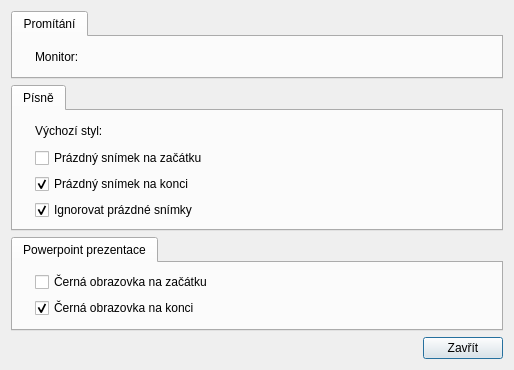
CZDanol/StrawLumen, file src/gui/settingsdialog.ui: the form before one commit.
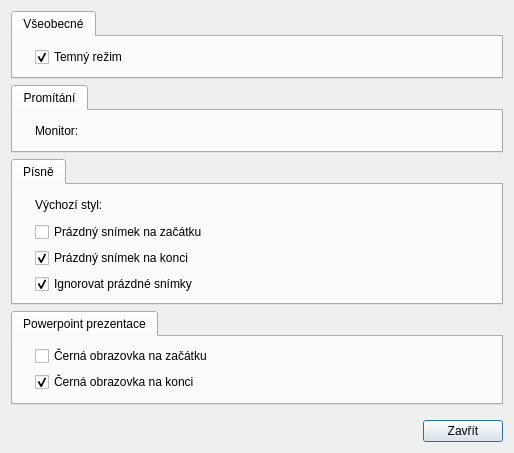
The form after the commit. Icons and pictures are not drawn. Custom widgets are drawn as their Qt base class.

Commit message: Dark mode

Patch:
```diff
--- a/src/gui/settingsdialog.ui
+++ b/src/gui/settingsdialog.ui
@@ -10,7 +10,7 @@
     <x>0</x>
     <y>0</y>
     <width>514</width>
-    <height>361</height>
+    <height>453</height>
    </rect>
   </property>
   <property name="windowTitle">
@@ -21,6 +21,53 @@
     <normaloff>:/icons/16/Settings_16px.png</normaloff>:/icons/16/Settings_16px.png</iconset>
   </property>
   <layout class="QVBoxLayout" name="verticalLayout">
+   <item>
+    <widget class="QTabWidget" name="tabWidget_4">
+     <property name="sizePolicy">
+      <sizepolicy hsizetype="Expanding" vsizetype="Preferred">
+       <horstretch>0</horstretch>
+       <verstretch>0</verstretch>
+      </sizepolicy>
+     </property>
+     <property name="focusPolicy">
+      <enum>Qt::NoFocus</enum>
+     </property>
+     <widget class="QWidget" name="tab_5">
+      <attribute name="icon">
+       <iconset resource="../../res/resources.qrc">
+        <normaloff>:/icons/16/Settings_16px.png</normaloff>:/icons/16/Settings_16px.png</iconset>
+      </attribute>
+      <attribute name="title">
+       <string>Všeobecné</string>
+      </attribute>
+      <layout class="QGridLayout" name="gridLayout_4">
+       <item row="0" column="1">
+        <widget class="QCheckBox" name="cbDarkMode">
+         <property name="sizePolicy">
+          <sizepolicy hsizetype="Expanding" vsizetype="Fixed">
+           <horstretch>0</horstretch>
+           <verstretch>0</verstretch>
+          </sizepolicy>
+         </property>
+         <property name="text">
+          <string>Temný režim</string>
+         </property>
+         <property name="checked">
+          <bool>true</bool>
+         </property>
+        </widget>
+       </item>
+       <item row="0" column="0">
+        <widget class="QLabel" name="label_6">
+         <property name="pixmap">
+          <pixmap resource="../../res/resources.qrc">:/icons/16/waning_crescent_16px.png</pixmap>
+         </property>
+        </widget>
+       </item>
+      </layout>
+     </widget>
+    </widget>
+   </item>
    <item>
     <widget class="QTabWidget" name="tabWidget">
      <property name="sizePolicy">
```
The commit also changes 20 other files.
